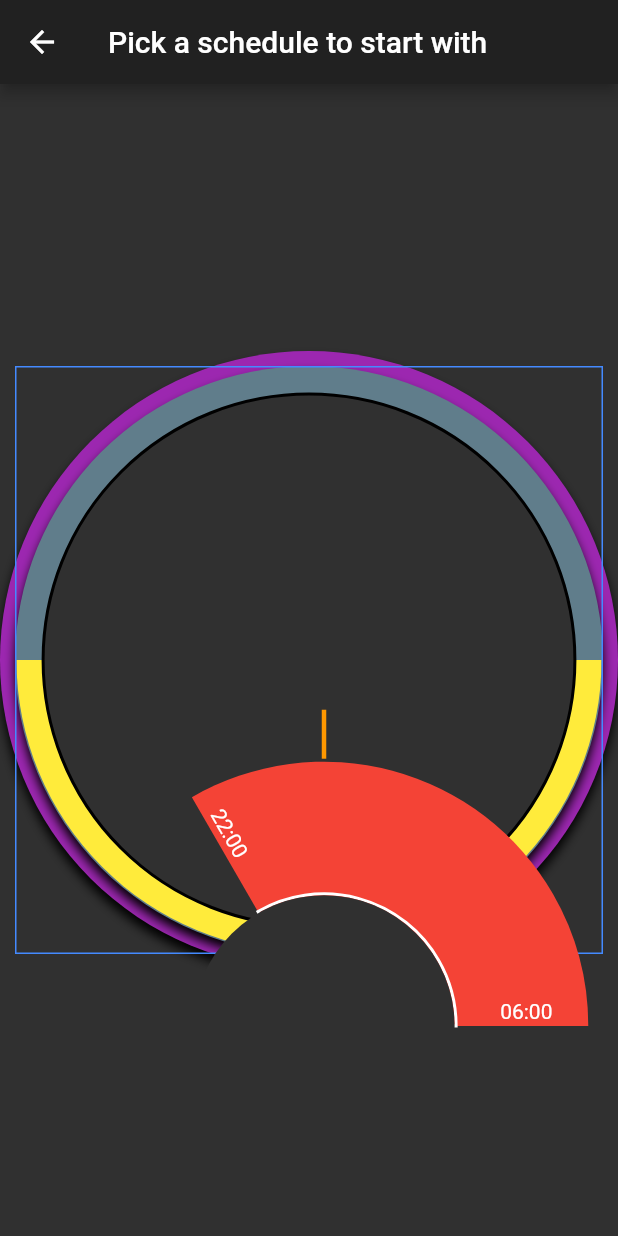
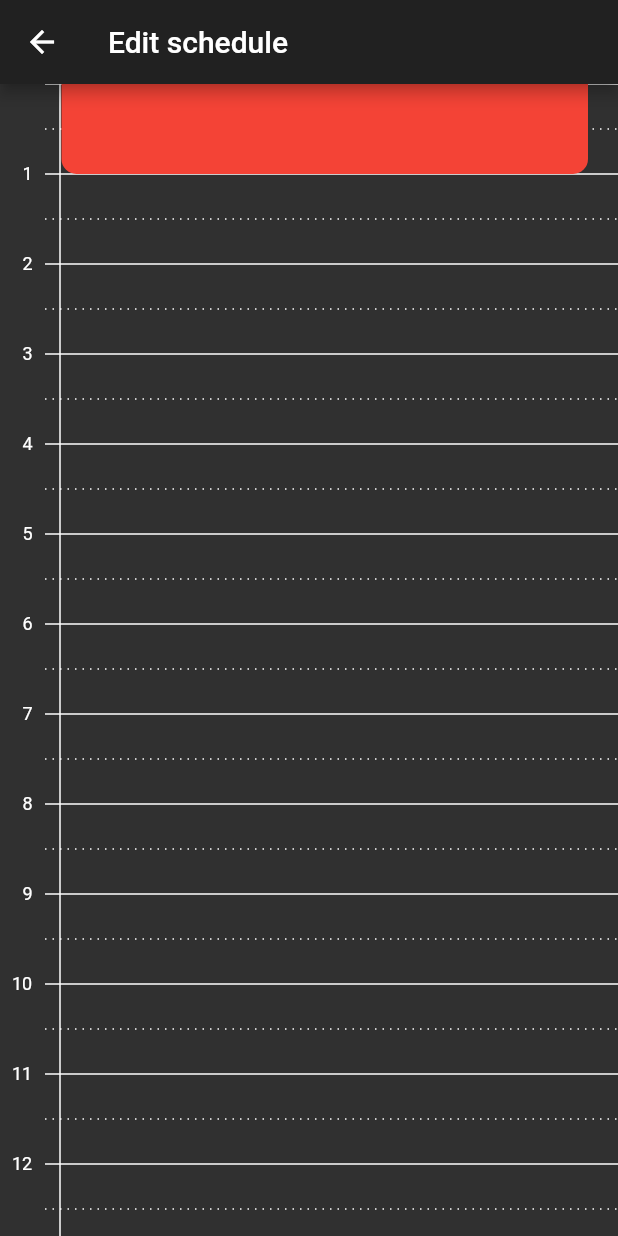
Before and after one commit to juanitotaveras/napchart-mobile, a Flutter app: the screen it shows after launch, after a tap on the "create" icon, on a phone screen of 412 x 824 dp. Run offline on Flutter 3.47's test engine with Material 2 defaults, Android fonts, the phone set to English and light mode, and no system bars; our stand-ins replace equatable.

Commit message:
Progress on sleep schedule creator

```diff
--- a/lib/features/schedule_manager/presentation/pages/sleep_schedule_creator_1.dart
+++ b/lib/features/schedule_manager/presentation/pages/sleep_schedule_creator_1.dart
@@ -1,9 +1,5 @@
 import 'package:flutter/material.dart';
-import '../widgets/schedule_number_painter.dart';
-import '../widgets/base_schedule.dart';
-
-import '../widgets/navigation_drawer.dart';
-import 'home_page.dart';
+import 'package:polysleep/features/schedule_manager/domain/entities/sleep_segment.dart';
 
 class SleepScheduleCreatorOne extends StatelessWidget {
   @override
@@ -18,20 +14,169 @@ class SleepScheduleCreatorOne extends StatelessWidget {
             automaticallyImplyLeading: true,
             //`true` if you want Flutter to automatically add Back Button when needed,
             //or `false` if you want to force your own back button every where
-            title: Text('Pick a schedule to start with'),
+            title: Text('Edit schedule'),
             leading: IconButton(
               icon: Icon(Icons.arrow_back),
               onPressed: () => Navigator.pop(context, false),
             )),
         //drawer: NavigationDrawer(),
-        body: Column(
-          mainAxisAlignment: MainAxisAlignment.center,
-          children: <Widget>[
-//          Expanded(
-//            child: BaseScheduleGraphic(),
-//          )
-            BaseScheduleGraphic()
-          ],
-        ));
+        body: Center(
+            child: Padding(
+                padding: const EdgeInsets.only(top: 0.0),
+                child: Column(
+                  // mainAxisAlignment: MainAxisAlignment.center,
+                  children: <Widget>[
+                    Expanded(
+                        child: ListView(children: <Widget>[
+                      CalendarGrid(
+                        hourSpacing: 60.0,
+                        leftLineOffset: Offset(40.0, 0.0),
+                      ),
+                    ]))
+                  ],
+                ))));
   }
 }
+
+class CalendarGrid extends StatelessWidget {
+  CalendarGrid({this.hourSpacing, this.leftLineOffset});
+  final double hourSpacing;
+  final Offset leftLineOffset;
+  @override
+  Widget build(BuildContext context) {
+    final DateTime _start = DateTime(2019, 1, 1, 22); // y, m d, h, m
+    final DateTime _end = DateTime(2019, 1, 2, 6);
+    final List<SleepSegment> segments = [
+      SleepSegment(startTime: _start, endTime: _end)
+    ];
+    final List<Widget> segmentWidgets = segments
+        .map((seg) => Container(
+            width: double.infinity,
+            height: 60,
+            // color: Colors.red,
+            margin: EdgeInsets.fromLTRB(41.0, 0.0, 20.0, 0.0),
+            child: GestureDetector(
+                onTapUp: (TapUpDetails details) {
+                  print('Tap on seg: ${details.globalPosition}');
+                },
+                child: Container(
+                    decoration: BoxDecoration(
+                        color: Colors.red,
+                        borderRadius: BorderRadius.only(
+                            bottomLeft: const Radius.circular(10.0),
+                            bottomRight: const Radius.circular(10.0))),
+                    child: CustomPaint(painter: DaySegmentPainter(seg))))))
+        .toList();
+    return GestureDetector(
+        onTapUp: (TapUpDetails details) {
+          print('Tap');
+          RenderBox box = context.findRenderObject();
+          var relativeTapPos = box.globalToLocal(details.globalPosition);
+          print('${relativeTapPos}');
+          print('${details.globalPosition}');
+          print('start time tapped: ${getStartTimeTapped(relativeTapPos)}');
+        },
+        child: Stack(children: <Widget>[
+          Container(
+              height: 1440,
+              width: double.infinity,
+              child: CustomPaint(
+                painter: CalendarGridPainter(hourSpacing: this.hourSpacing),
+              )),
+          ...segmentWidgets,
+        ]));
+  }
+
+  DateTime getStartTimeTapped(Offset tapPosition) {
+    if (tapPosition.dx < this.leftLineOffset.dx) {
+      return null;
+    }
+    // Get new segment
+    var hr = tapPosition.dy / this.hourSpacing;
+    // now check if we're in the first or second half of that hour
+    var part = (hr - (hr.toInt()));
+    var min = (part < 0.5) ? 0 : 30;
+    return DateTime(2020, 1, 1, hr.toInt(), min);
+  }
+}
+
+class DaySegmentPainter extends CustomPainter {
+  final SleepSegment segment;
+  DaySegmentPainter(this.segment);
+
+  @override
+  void paint(Canvas canvas, Size size) {
+    Paint p = Paint()
+      ..color = Colors.red
+      ..strokeWidth = 2;
+    // var y = 200.0;
+    // canvas.drawLine(Offset(0.0, y), Offset(50.0, y), p);
+    // print('le size: ${size}');
+  }
+
+  @override
+  bool shouldRepaint(CustomPainter oldDelegate) {
+    return false;
+  }
+}
+
+class CalendarGridPainter extends CustomPainter {
+  CalendarGridPainter({this.hourSpacing});
+  final double hourSpacing;
+  @override
+  void paint(Canvas canvas, Size size) {
+    // TODO: implement paint
+
+    // draw left line
+    Paint paint = Paint()
+      ..color = Colors.white
+      ..strokeWidth = 1;
+    const marginLeft = 30.0;
+
+    const leftLineOffset = 10;
+    canvas.drawLine(Offset(marginLeft + leftLineOffset, 0),
+        Offset(marginLeft + leftLineOffset, size.height), paint);
+
+    // draw time and horizontal lines
+    var offset = Offset(marginLeft, 0);
+    TextPainter textPainter =
+        TextPainter(textDirection: TextDirection.ltr, textAlign: TextAlign.end);
+    TextStyle textStyle = TextStyle(
+        color: Colors.white, fontFamily: 'Times New Roman', fontSize: 12.0);
+    for (int i = 0; i < 24; i++) {
+      var right = Offset(size.width, offset.dy);
+      canvas.drawLine(offset, right, paint);
+      textPainter.text = TextSpan(text: '${i}', style: textStyle);
+      textPainter.layout();
+
+      var singleDigitOffset = (i < 10) ? 0 : 7;
+      var textOffset =
+          Offset(offset.dx - 15 - singleDigitOffset, offset.dy - 7);
+      if (i > 0) {
+        textPainter.paint(canvas, textOffset);
+      }
+      drawDashedLine(
+          canvas, size, Offset(offset.dx, offset.dy + hourSpacing / 2));
+      offset = Offset(offset.dx, offset.dy + hourSpacing);
+    }
+  }
+
+  void drawDashedLine(Canvas canvas, Size size, Offset os) {
+    Paint paint = Paint()
+      ..color = Colors.white
+      ..strokeWidth = 1;
+    Offset offset = os;
+    var segWidth = 1;
+    var space = 4;
+    while (offset.dx < size.width) {
+      canvas.drawLine(offset, Offset(offset.dx + segWidth, offset.dy), paint);
+      offset = Offset(offset.dx + segWidth + space, offset.dy);
+    }
+  }
+
+  @override
+  bool shouldRepaint(CustomPainter oldDelegate) {
+    // TODO: implement shouldRepaint
+    return false;
+  }
+}
```
Also changed, not shown: pubspec.yaml (+16 -7 lines), pubspec.lock, 3 other files.
